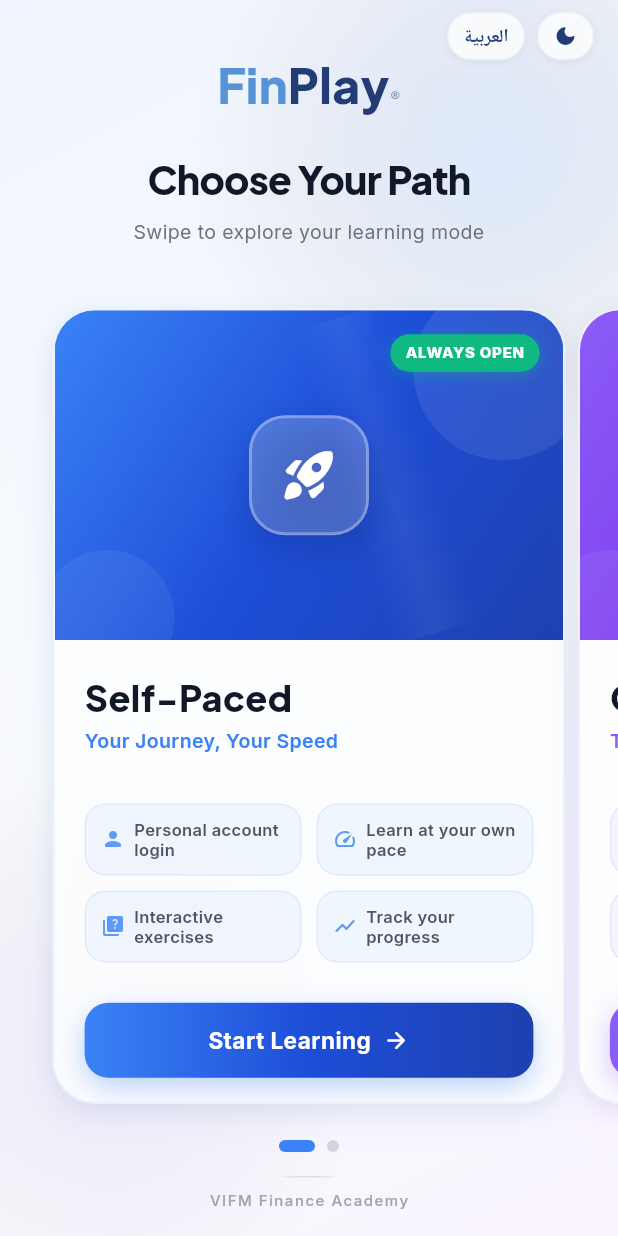
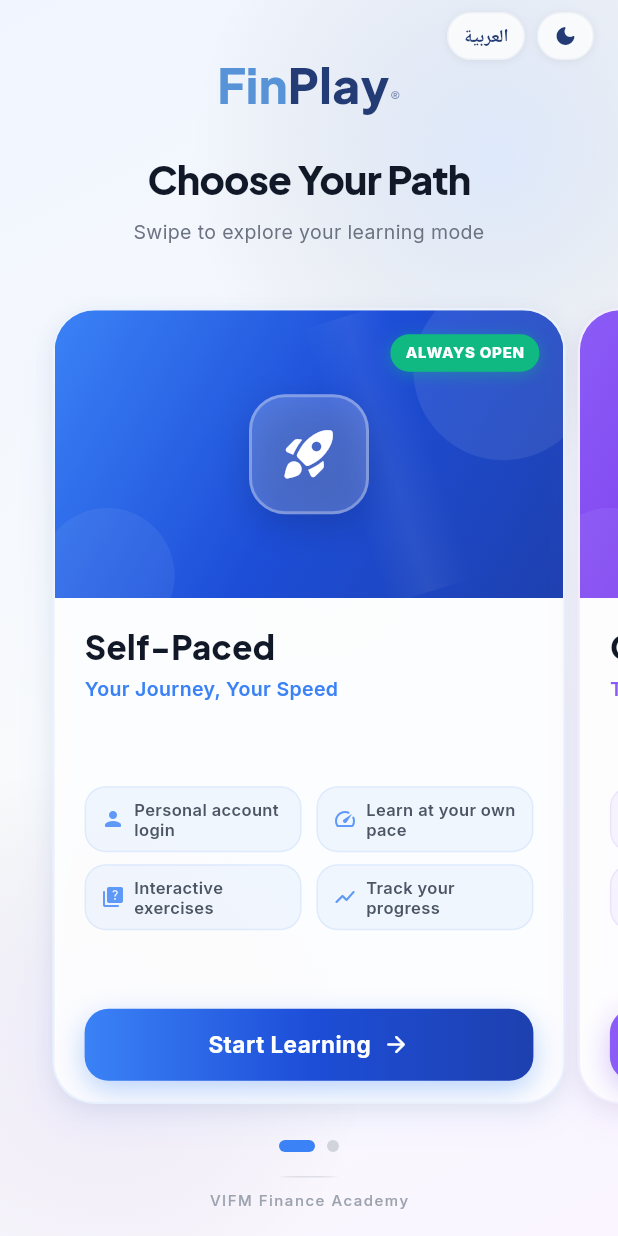
Before and after one commit to AimanSadeq/FinPlay, a Flutter app: the screen it shows after launch, on a phone screen of 412 x 824 dp. Run offline on Flutter 3.47's test engine with Material 3 defaults, Android fonts, the light colour scheme and no system bars; our stand-ins replace dio, fl_chart, flutter_animate, flutter_native_splash, flutter_riverpod, go_router and 5 more; network calls fail.

Commit message:
fix code

```diff
--- a/lib/features/onboarding/screens/mode_selector_screen.dart
+++ b/lib/features/onboarding/screens/mode_selector_screen.dart
@@ -630,7 +630,7 @@
               children: [
                 // ── Gradient header with icon ──
                 Expanded(
-                  flex: 5,
+                  flex: 4,
                   child: Stack(
                     fit: StackFit.expand,
                     children: [
@@ -769,7 +769,7 @@
                 Expanded(
                   flex: 7,
                   child: Padding(
-                    padding: const EdgeInsets.fromLTRB(20, 20, 20, 16),
+                    padding: const EdgeInsets.fromLTRB(20, 16, 20, 14),
                     child: Column(
                       crossAxisAlignment: CrossAxisAlignment.start,
                       children: [
@@ -777,7 +777,7 @@
                         Text(
                           widget.title,
                           style: GoogleFonts.plusJakartaSans(
-                            fontSize: 24,
+                            fontSize: 22,
                             fontWeight: FontWeight.w800,
                             color: widget.isDark ? Colors.white : const Color(0xFF111827),
                           ),
@@ -794,7 +794,7 @@
                           ),
                         ),
 
-                        const SizedBox(height: 16),
+                        const SizedBox(height: 12),
 
                         // Features grid (2x2)
                         Expanded(
@@ -803,7 +803,7 @@
                             children: [
                               for (int row = 0; row < 2; row++)
                                 Padding(
-                                  padding: EdgeInsets.only(bottom: row == 0 ? 10 : 0),
+                                  padding: EdgeInsets.only(bottom: row == 0 ? 8 : 0),
                                   child: Row(
                                     children: [
                                       for (int col = 0; col < 2; col++) ...[
@@ -825,12 +825,12 @@
                           ),
                         ),
 
-                        const SizedBox(height: 12),
+                        const SizedBox(height: 10),
 
                         // CTA button
                         SizedBox(
                           width: double.infinity,
-                          height: 50,
+                          height: 48,
                           child: DecoratedBox(
                             decoration: BoxDecoration(
                               gradient: widget.isLocked
@@ -913,7 +913,7 @@
     final color = isLocked ? const Color(0xFF9CA3AF) : accentColor;
 
     return Container(
-      padding: const EdgeInsets.symmetric(horizontal: 10, vertical: 10),
+      padding: const EdgeInsets.symmetric(horizontal: 10, vertical: 8),
       decoration: BoxDecoration(
         color: isDark
             ? color.withValues(alpha: 0.08)
--- a/lib/providers/auth_provider.dart
+++ b/lib/providers/auth_provider.dart
@@ -71,7 +71,7 @@
     try {
       final prefs = await SharedPreferences.getInstance();
       if (token != null) await prefs.setString(AppConstants.selfPacedTokenKey, token);
-      await prefs.setString(_userKey, jsonEncode(user.toJson()));
+      await prefs.setString(_userKey, jsonEncode(user.toStorageJson()));
     } catch (_) {/* non-critical */}
   }
 
--- a/pubspec.yaml
+++ b/pubspec.yaml
@@ -1,7 +1,7 @@
 name: finplay
 description: "FinPlay Interactive Gamification - Finance Simulation Game"
 publish_to: 'none'
-version: 1.0.0+2
+version: 1.0.0+3
 
 environment:
   sdk: ^3.10.4
```
Also changed, not shown: lib/data/models/user.dart (+9 -0 lines), lib/features/auth/screens/self_paced_login_screen.dart (+51 -13 lines), 4 other files.
